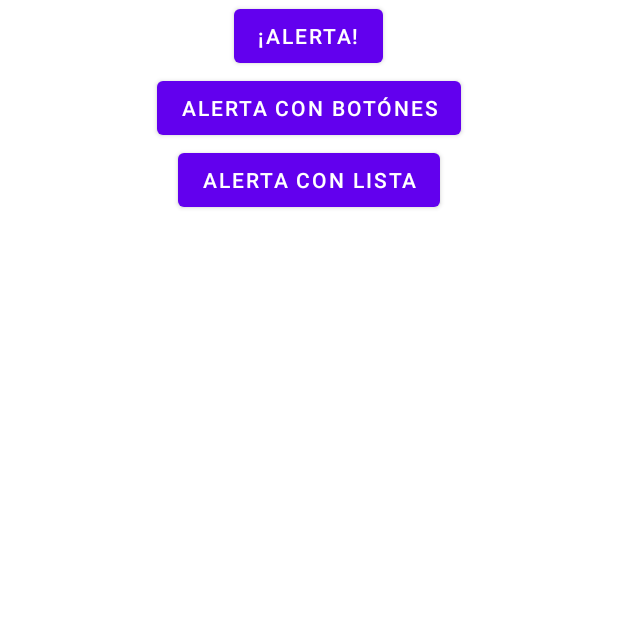
After one commit to archivogogo/Des-App-Moviles, an Android app: the AlertActivity screen opened directly, with no data from a screen before it, on a phone screen of 412 x 824 dp, the top half of it. The commit adds this screen. Run offline under Robolectric (Android 15) with nearby library versions, the phone set to English and light mode, and no system bars.

Commit message:
Actualización
Updates

```diff
--- a/Anahuac-master/app/src/main/AndroidManifest.xml
+++ b/Anahuac-master/app/src/main/AndroidManifest.xml
@@ -13,6 +13,9 @@
         android:supportsRtl="true"
         android:theme="@style/Theme.Anahuac"
         tools:targetApi="31">
+        <activity
+            android:name=".AlertActivity"
+            android:exported="false" />
         <activity
             android:name=".ListCampusActivity"
             android:exported="false" />
--- /dev/null
+++ b/Anahuac-master/app/src/main/java/com/anahuac/anahuac/AlertActivity.java
@@ -0,0 +1,86 @@
+package com.anahuac.anahuac;
+
+import androidx.appcompat.app.AlertDialog;
+import androidx.appcompat.app.AppCompatActivity;
+
+import android.content.DialogInterface;
+import android.os.Bundle;
+import android.view.View;
+import android.widget.Button;
+import android.widget.Toast;
+
+public class AlertActivity extends AppCompatActivity {
+
+    private Button btnAlert;
+    private Button btnAlertWButton;
+    private Button btnAlertWList;
+
+    @Override
+    protected void onCreate(Bundle savedInstanceState) {
+        super.onCreate(savedInstanceState);
+        setContentView(R.layout.activity_alert);
+
+        btnAlert = findViewById(R.id.btn_alerta);
+        btnAlertWButton = findViewById(R.id.btn_alerta_wButton);
+        btnAlertWList = findViewById(R.id.btn_alerta_wList);
+
+        btnAlert.setOnClickListener(new View.OnClickListener() {
+            @Override
+            public void onClick(View view) {
+                AlertDialog.Builder builder = new AlertDialog.Builder(AlertActivity.this);
+                builder.setTitle("Mi primera alerta");
+                builder.setMessage("Este es mi mensaje");
+                builder.create().show();
+            }
+        });
+
+        btnAlertWButton.setOnClickListener(new View.OnClickListener() {
+            @Override
+            public void onClick(View view) {
+                AlertDialog.Builder builder = new AlertDialog.Builder(AlertActivity.this);
+                builder.setTitle("Mi primera alerta");
+                builder.setMessage("Este es mi mensaje");
+                builder.setPositiveButton("Aceptar", new DialogInterface.OnClickListener() {
+                    @Override
+                    public void onClick(DialogInterface dialogInterface, int i) {
+                        Toast.makeText(AlertActivity.this, "Confirmado", Toast.LENGTH_SHORT).show();
+                    }
+                });
+                builder.setNegativeButton("Cerrar", new DialogInterface.OnClickListener() {
+                    @Override
+                    public void onClick(DialogInterface dialogInterface, int i) {
+                        Toast.makeText(AlertActivity.this, "Negativo", Toast.LENGTH_SHORT).show();
+                    }
+                });
+                builder.setNeutralButton("Ayuda", new DialogInterface.OnClickListener() {
+                    @Override
+                    public void onClick(DialogInterface dialogInterface, int i) {
+                        Toast.makeText(AlertActivity.this, "Neutral", Toast.LENGTH_SHORT).show();
+                    }
+                });
+                builder.create().show();
+            }
+        });
+
+        btnAlertWList.setOnClickListener(new View.OnClickListener() {
+            @Override
+            public void onClick(View view) {
+                AlertDialog.Builder builder = new AlertDialog.Builder(AlertActivity.this);
+                builder.setTitle("Selecciona un color");
+                String[] array = new String[3];
+                array[0] = "Verde";
+                array[1] = "Blanco";
+                array[2] = "Rojo";
+                builder.setItems(array, new DialogInterface.OnClickListener() {
+                    @Override
+                    public void onClick(DialogInterface dialogInterface, int i) {
+                        Toast.makeText(AlertActivity.this, array[i], Toast.LENGTH_SHORT).show();
+                    }
+                });
+                builder.create().show();
+            }
+        });
+
+
+    }
+}
--- /dev/null
+++ b/Anahuac-master/app/src/main/res/layout/activity_alert.xml
@@ -0,0 +1,33 @@
+<?xml version="1.0" encoding="utf-8"?>
+<LinearLayout xmlns:android="http://schemas.android.com/apk/res/android"
+    xmlns:app="http://schemas.android.com/apk/res-auto"
+    xmlns:tools="http://schemas.android.com/tools"
+    android:orientation="vertical"
+    android:layout_width="match_parent"
+    android:layout_height="match_parent"
+    tools:context=".AlertActivity">
+
+    <Button
+        android:id="@+id/btn_alerta"
+        android:layout_width="wrap_content"
+        android:layout_height="wrap_content"
+        android:layout_gravity="center"
+        android:text="@string/txt_alert"/>
+
+    <Button
+        android:id="@+id/btn_alerta_wButton"
+        android:layout_width="wrap_content"
+        android:layout_height="wrap_content"
+        android:layout_gravity="center"
+        android:text="@string/txt_alert_wButton"/>
+
+    <Button
+        android:id="@+id/btn_alerta_wList"
+        android:layout_width="wrap_content"
+        android:layout_height="wrap_content"
+        android:layout_gravity="center"
+        android:text="@string/txt_alert_wList"/>
+
+
+
+</LinearLayout>
--- a/Anahuac-master/app/src/main/res/values/strings.xml
+++ b/Anahuac-master/app/src/main/res/values/strings.xml
@@ -15,4 +15,7 @@
     <string name="txt_recycler_campus">Recycler View</string>
     <string name="txt_login_netflix" tools:ignore="ExtraTranslation">Login Netflix</string>
     <string name="txt_anahuac_cancun" tools:ignore="ExtraTranslation">Universidad Anáhuac - Cancún</string>
+    <string name="txt_alert">¡Alerta!</string>
+    <string name="txt_alert_wButton">Alerta con botónes</string>
+    <string name="txt_alert_wList">Alerta con lista</string>
 </resources>
```
Also changed, not shown: Anahuac-master/app/src/main/java/com/anahuac/anahuac/MainActivity.java (+11 -0 lines), Anahuac-master/app/src/main/res/layout/activity_main.xml (+7 -0 lines).
